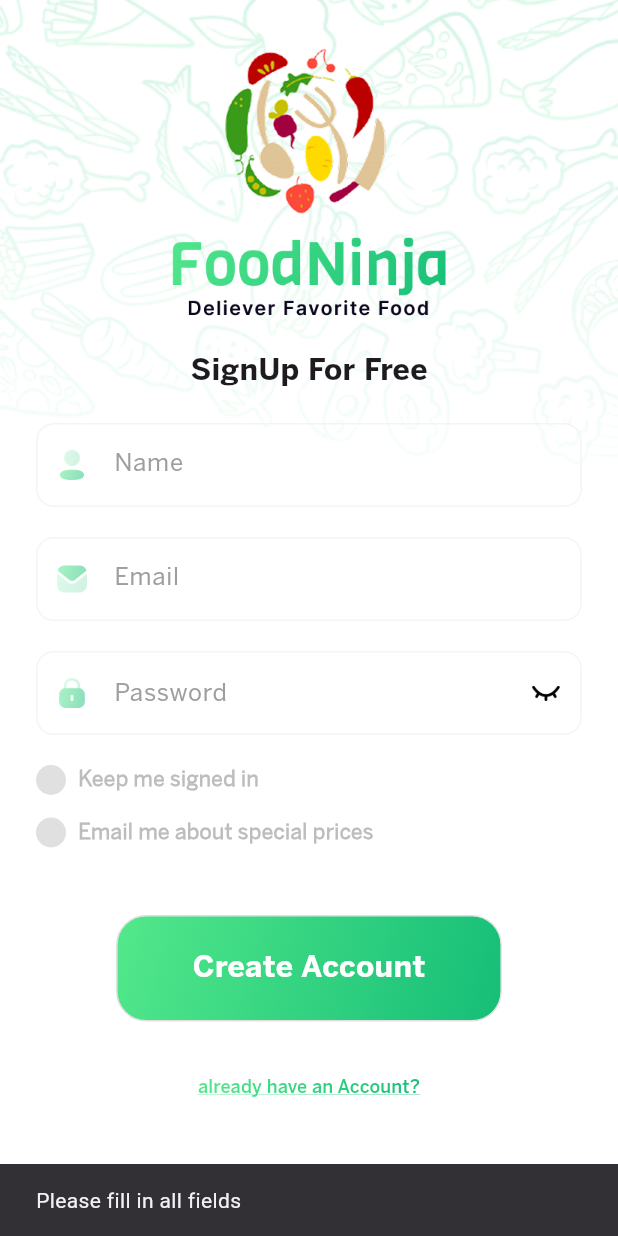
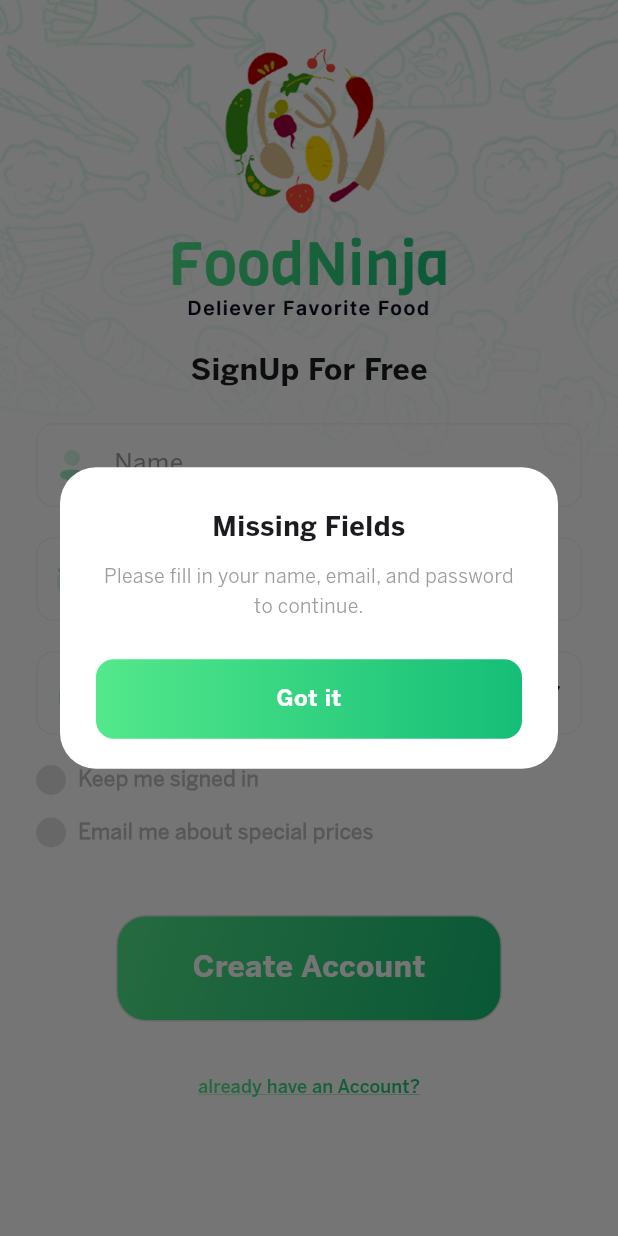
Before and after one commit to Laptopcorei7/food_ninja, a Flutter app: the SignUpScreen screen opened by its route, after a tap on "Create Account", on a phone screen of 412 x 824 dp. Run offline on Flutter 3.47's test engine with Material 3 defaults, Android fonts, the phone set to English and light mode, and no system bars; our stand-ins replace bloc, flutter_secure_storage, image_picker, permission_handler; accounts and stored records are empty.

Commit message:
Add app-styled dialogs and improve the sign-up experience
- Success and error dialogs match the app's design
- Going back during sign-up warns that the details will be cleared

```diff
--- a/lib/src/screens/sign_up_screen.dart
+++ b/lib/src/screens/sign_up_screen.dart
@@ -2,6 +2,7 @@ import 'package:flutter/material.dart';
 import 'package:food_ninja/src/screens/sign_in_screen.dart';
 import 'package:food_ninja/src/screens/sign_up_process_screen.dart';
 import 'package:food_ninja/src/services/auth_service.dart';
+import 'package:food_ninja/src/widgets/app_dialog.dart';
 import 'package:food_ninja/src/widgets/custom_checkboxes.dart';
 import 'package:food_ninja/src/widgets/major_button.dart';
 
@@ -24,6 +25,7 @@ class _SignUpState extends State<SignUpScreen> {
   bool _obscurePassword = true;
   bool _isLoading = false;
   bool _isNavigatingToSignIn = false;
+  bool _signedUp = false;
 
   @override
   void dispose() {
@@ -33,9 +35,130 @@ class _SignUpState extends State<SignUpScreen> {
     super.dispose();
   }
 
+  void _clearFields() {
+    _nameController.clear();
+    _emailController.clear();
+    _passwordController.clear();
+  }
+
+  Future<void> _handleSignUp() async {
+    final name = _nameController.text.trim();
+    final email = _emailController.text.trim();
+    final password = _passwordController.text.trim();
+
+    if (name.isEmpty || email.isEmpty || password.isEmpty) {
+      await showDialog<void>(
+        context: context,
+        builder: (ctx) => AppDialog(
+          title: 'Missing Fields',
+          message: 'Please fill in your name, email, and password to continue.',
+          primaryLabel: 'Got it',
+          onPrimary: () => Navigator.of(ctx).pop(),
+        ),
+      );
+      return;
+    }
+
+    setState(() => _isLoading = true);
+    try {
+      await _authService.signup(name, email, password);
+      if (!mounted) return;
+      setState(() => _signedUp = true);
+
+      await showDialog<void>(
+        context: context,
+        barrierDismissible: false,
+        builder: (ctx) => AppDialog(
+          imagePath: 'assets/images/success.png',
+          title: 'Account Created!',
+          message:
+              "Welcome to Food Ninja! Let's finish setting up your profile.",
+          primaryLabel: 'Continue',
+          onPrimary: () => Navigator.of(ctx).pop(),
+        ),
+      );
+
+      if (!mounted) return;
+      await Navigator.push<void>(
+        context,
+        MaterialPageRoute<void>(builder: (_) => const SignUpProcessScreen()),
+      );
+
+      // User came back from SignUpProcessScreen — clear form so it feels fresh
+      if (mounted) _clearFields();
+    } catch (e) {
+      if (!mounted) return;
+      await showDialog<void>(
+        context: context,
+        builder: (ctx) => AppDialog(
+          title: 'Sign Up Failed',
+          message: e.toString().replaceAll('Exception: ', ''),
+          primaryLabel: 'Try Again',
+          onPrimary: () => Navigator.of(ctx).pop(),
+        ),
+      );
+    } finally {
+      if (mounted) setState(() => _isLoading = false);
+    }
+  }
+
+  Future<void> _handleBackPress() async {
+    final hasContent = _nameController.text.isNotEmpty ||
+        _emailController.text.isNotEmpty ||
+        _passwordController.text.isNotEmpty;
+
+    if (!hasContent && !_signedUp) {
+      Navigator.of(context).pop();
+      return;
+    }
+
+    final confirmed = await showDialog<bool>(
+      context: context,
+      barrierDismissible: false,
+      builder: (ctx) => AppDialog(
+        title: 'Leave Sign Up?',
+        message: _signedUp
+            ? 'Going back will delete your newly created account. You will need to sign up again to continue.'
+            : 'Going back will clear all the information you have entered.',
+        primaryLabel: _signedUp ? 'Delete Account & Go Back' : 'Clear & Go Back',
+        primaryIsDestructive: true,
+        secondaryLabel: 'Stay Here',
+        onPrimary: () => Navigator.of(ctx).pop(true),
+        onSecondary: () => Navigator.of(ctx).pop(false),
+      ),
+    );
+
+    if (confirmed != true || !mounted) return;
+
+    if (_signedUp) {
+      await _authService.deleteAccount();
+      if (mounted) setState(() => _signedUp = false);
+    }
+
+    _clearFields();
+    if (mounted) Navigator.of(context).pop();
+  }
+
+  Future<void> _goToSignIn() async {
+    setState(() => _isNavigatingToSignIn = true);
+    await Future<void>.delayed(const Duration(milliseconds: 1500));
+    if (!mounted) return;
+    await Navigator.push<void>(
+      context,
+      MaterialPageRoute<void>(builder: (_) => const SignInScreen()),
+    );
+    if (mounted) setState(() => _isNavigatingToSignIn = false);
+  }
+
   @override
   Widget build(BuildContext context) {
-    return Scaffold(
+    return PopScope<Object?>(
+      canPop: false,
+      onPopInvokedWithResult: (didPop, _) {
+        if (didPop) return;
+        _handleBackPress();
+      },
+      child: Scaffold(
         resizeToAvoidBottomInset: true,
         backgroundColor: Colors.white,
         body: Stack(
@@ -54,13 +177,11 @@ class _SignUpState extends State<SignUpScreen> {
 
             SafeArea(
               child: SingleChildScrollView(
-              padding: const EdgeInsets.symmetric(horizontal: 24, vertical: 10),
+                padding:
+                    const EdgeInsets.symmetric(horizontal: 24, vertical: 10),
                 child: Column(
                   children: [
-                  Image.asset(
-                    'assets/images/logo.png',
-                    height: 203,
-                  ),
+                    Image.asset('assets/images/logo.png', height: 203),
                     const SizedBox(height: 20),
 
                     const Text(
@@ -104,6 +225,7 @@ class _SignUpState extends State<SignUpScreen> {
             ),
           ],
         ),
+      ),
     );
   }
 
@@ -119,7 +241,8 @@ class _SignUpState extends State<SignUpScreen> {
         ),
         prefixIcon: Padding(
           padding: const EdgeInsets.all(12),
-          child: Image.asset('assets/images/profile.png', width: 20, height: 20),
+          child:
+              Image.asset('assets/images/profile.png', width: 20, height: 20),
         ),
         enabledBorder: OutlineInputBorder(
           borderRadius: BorderRadius.circular(12),
@@ -240,50 +363,6 @@ class _SignUpState extends State<SignUpScreen> {
     );
   }
 
-  Future<void> _handleSignUp() async {
-    final name = _nameController.text.trim();
-    final email = _emailController.text.trim();
-    final password = _passwordController.text.trim();
-
-    if (name.isEmpty || email.isEmpty || password.isEmpty) {
-      ScaffoldMessenger.of(context).showSnackBar(
-        const SnackBar(content: Text('Please fill in all fields')),
-      );
-      return;
-    }
-
-    setState(() => _isLoading = true);
-    try {
-      await _authService.signup(name, email, password);
-      if (!mounted) return;
-      await Navigator.push<void>(
-        context,
-        MaterialPageRoute<void>(builder: (_) => const SignUpProcessScreen()),
-      );
-    } catch (e) {
-      if (!mounted) return;
-      ScaffoldMessenger.of(context).showSnackBar(
-        SnackBar(
-          content: Text(e.toString().replaceAll('Exception: ', '')),
-          backgroundColor: Colors.red,
-        ),
-      );
-    } finally {
-      if (mounted) setState(() => _isLoading = false);
-    }
-  }
-
-  Future<void> _goToSignIn() async {
-    setState(() => _isNavigatingToSignIn = true);
-    await Future<void>.delayed(const Duration(milliseconds: 1500));
-    if (!mounted) return;
-    await Navigator.push<void>(
-      context,
-      MaterialPageRoute<void>(builder: (_) => const SignInScreen()),
-    );
-    if (mounted) setState(() => _isNavigatingToSignIn = false);
-  }
-
   Widget _alreadyUser() {
     if (_isNavigatingToSignIn) {
       return const SizedBox(
@@ -355,7 +434,9 @@ class SignupSuccessScreen extends StatelessWidget {
                     colors: [Color(0xFF53E88B), Color(0xFF15BE77)],
                     begin: Alignment.topLeft,
                     end: Alignment.bottomRight,
-                  ).createShader(Rect.fromLTWH(0, 0, bounds.width, bounds.height)),
+                  ).createShader(
+                    Rect.fromLTWH(0, 0, bounds.width, bounds.height),
+                  ),
                   blendMode: BlendMode.srcIn,
                   child: const Text(
                     'Congrats!',
--- /dev/null
+++ b/lib/src/widgets/app_dialog.dart
@@ -0,0 +1,124 @@
+import 'package:flutter/material.dart';
+
+class AppDialog extends StatelessWidget {
+  const AppDialog({
+    required this.title,
+    required this.message,
+    required this.primaryLabel,
+    required this.onPrimary,
+    this.imagePath,
+    this.secondaryLabel,
+    this.onSecondary,
+    this.primaryIsDestructive = false,
+    super.key,
+  });
+
+  final String title;
+  final String message;
+  final String primaryLabel;
+  final VoidCallback onPrimary;
+  final String? imagePath;
+  final String? secondaryLabel;
+  final VoidCallback? onSecondary;
+  final bool primaryIsDestructive;
+
+  @override
+  Widget build(BuildContext context) {
+    return Dialog(
+      backgroundColor: Colors.white,
+      shape: RoundedRectangleBorder(borderRadius: BorderRadius.circular(24)),
+      child: Padding(
+        padding: const EdgeInsets.fromLTRB(24, 28, 24, 20),
+        child: Column(
+          mainAxisSize: MainAxisSize.min,
+          children: [
+            if (imagePath != null) ...[
+              Image.asset(imagePath!, height: 90),
+              const SizedBox(height: 16),
+            ],
+            Text(
+              title,
+              textAlign: TextAlign.center,
+              style: const TextStyle(
+                fontFamily: 'BentonSansBold',
+                fontSize: 18,
+              ),
+            ),
+            const SizedBox(height: 10),
+            Text(
+              message,
+              textAlign: TextAlign.center,
+              style: const TextStyle(
+                fontFamily: 'BentonSansBook',
+                fontSize: 13,
+                color: Color(0xFF9D9D9D),
+                height: 1.5,
+              ),
+            ),
+            const SizedBox(height: 24),
+            _PrimaryButton(
+              label: primaryLabel,
+              onTap: onPrimary,
+              isDestructive: primaryIsDestructive,
+            ),
+            if (secondaryLabel != null && onSecondary != null) ...[
+              const SizedBox(height: 4),
+              TextButton(
+                onPressed: onSecondary,
+                child: Text(
+                  secondaryLabel!,
+                  style: const TextStyle(
+                    fontFamily: 'BentonSansMedium',
+                    fontSize: 13,
+                    color: Color(0xFF9D9D9D),
+                  ),
+                ),
+              ),
+            ],
+          ],
+        ),
+      ),
+    );
+  }
+}
+
+class _PrimaryButton extends StatelessWidget {
+  const _PrimaryButton({
+    required this.label,
+    required this.onTap,
+    required this.isDestructive,
+  });
+
+  final String label;
+  final VoidCallback onTap;
+  final bool isDestructive;
+
+  @override
+  Widget build(BuildContext context) {
+    return GestureDetector(
+      onTap: onTap,
+      child: Container(
+        width: double.infinity,
+        padding: const EdgeInsets.symmetric(vertical: 16),
+        decoration: BoxDecoration(
+          gradient: isDestructive
+              ? null
+              : const LinearGradient(
+                  colors: [Color(0xFF53E88B), Color(0xFF15BE77)],
+                ),
+          color: isDestructive ? const Color(0xFFE53935) : null,
+          borderRadius: BorderRadius.circular(12),
+        ),
+        child: Text(
+          label,
+          textAlign: TextAlign.center,
+          style: const TextStyle(
+            fontFamily: 'BentonSansBold',
+            fontSize: 15,
+            color: Colors.white,
+          ),
+        ),
+      ),
+    );
+  }
+}
```
Also changed, not shown: lib/src/services/auth_service.dart (+18 -0 lines). Lines whose indentation alone changed are shown as unchanged.
